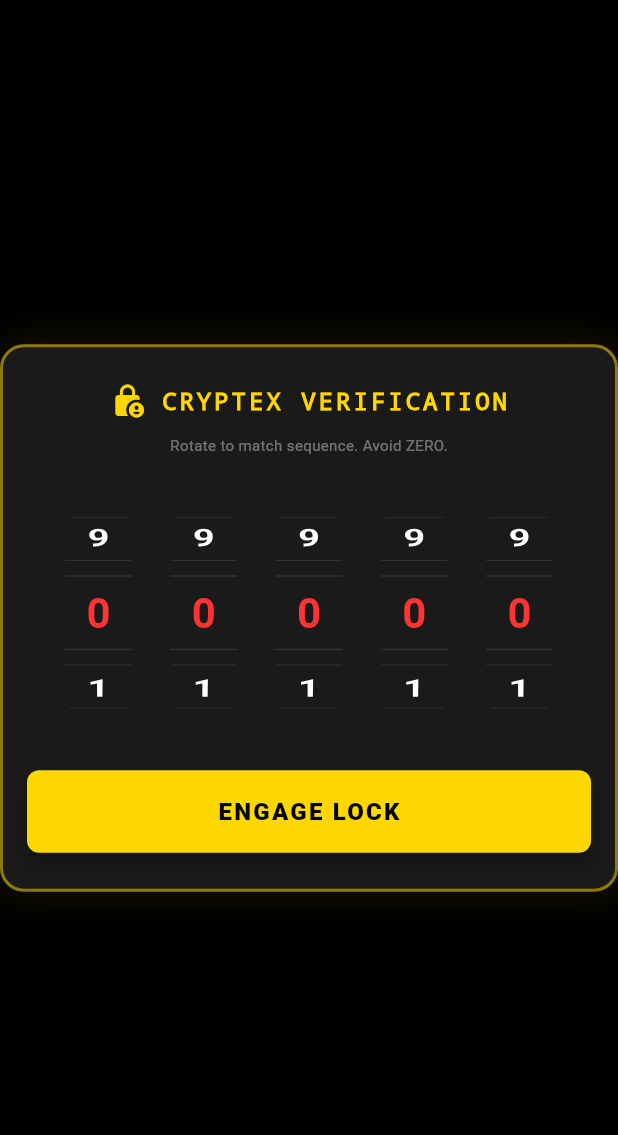
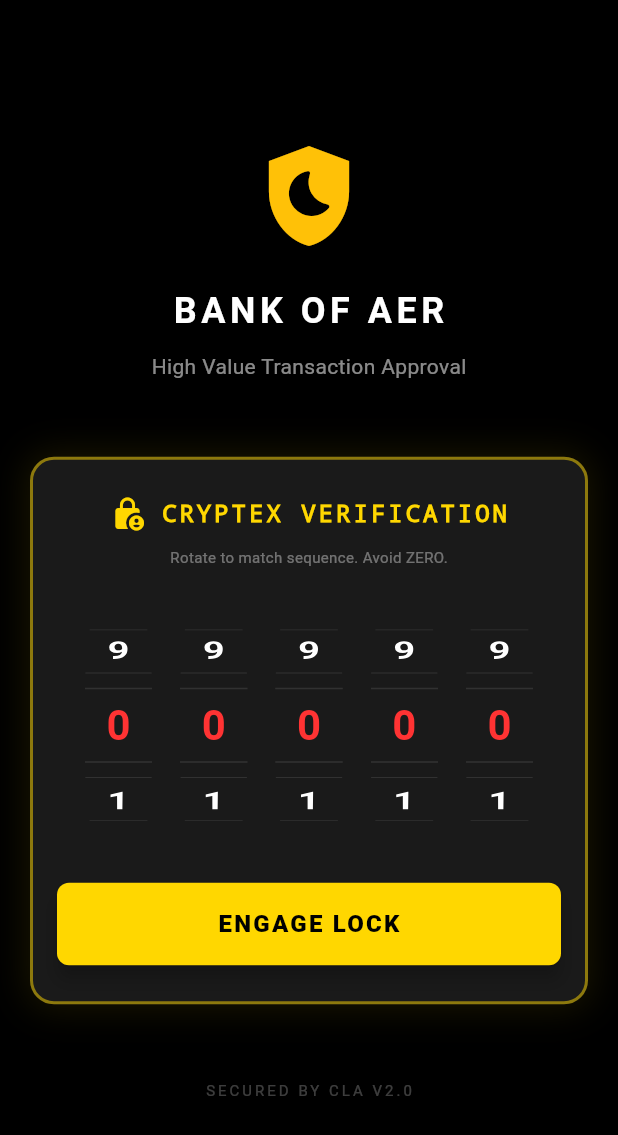
Before and after one commit to aerevo/CryptexAer, a Flutter app: the screen it shows after launch, on a phone screen of 412 x 824 dp. Shown: the top 1135 px of the screen. Run offline on Flutter 3.47's test engine with Material 3 defaults, Android fonts, the phone set to English and light mode, and no system bars; our stand-ins replace sensors_plus.

Commit message:
Update main.dart

```diff
--- a/lib/main.dart
+++ b/lib/main.dart
@@ -12,23 +12,80 @@ class MyApp extends StatelessWidget {
   Widget build(BuildContext context) {
     return MaterialApp(
       debugShowCheckedModeBanner: false,
+      theme: ThemeData.dark().copyWith(
+        scaffoldBackgroundColor: const Color(0xFF121212),
+        colorScheme: const ColorScheme.dark(
+          primary: Color(0xFFFFD700), // Emas
+          secondary: Color(0xFF00E676), // Hijau Neon
+        ),
+      ),
       home: Scaffold(
         backgroundColor: Colors.black,
         body: Center(
-          child: CryptexLock(
-            amount: 8000, // contoh transaksi
-            controller: ClaController(
-              ClaConfig(
-                secret: const [1, 7, 3, 9, 2, 8, 4, 6],
-                minSolveTime: const Duration(seconds: 2),
-                minShake: 0.15,
-                jamCooldown: const Duration(seconds: 120),
-                thresholdAmount: 5000,
-              ),
+          child: SingleChildScrollView(
+            child: Column(
+              mainAxisAlignment: MainAxisAlignment.center,
+              children: [
+                // Tajuk Demo
+                const Icon(Icons.shield_moon, size: 80, color: Colors.amber),
+                const SizedBox(height: 20),
+                const Text(
+                  'BANK OF AER',
+                  style: TextStyle(
+                    color: Colors.white,
+                    fontSize: 24,
+                    fontWeight: FontWeight.bold,
+                    letterSpacing: 3.0,
+                  ),
+                ),
+                const SizedBox(height: 10),
+                const Text(
+                  'High Value Transaction Approval',
+                  style: TextStyle(color: Colors.white54),
+                ),
+                const SizedBox(height: 50),
+
+                // WIDGET CRYPTEX LOCK (INTEGRASI PENUH)
+                Padding(
+                  padding: const EdgeInsets.symmetric(horizontal: 20.0),
+                  child: CryptexLock(
+                    amount: 8000, // Transaksi melebihi threshold
+                    controller: ClaController(
+                      const ClaConfig(
+                        // PENTING: Mesti 5 digit sahaja untuk V2.0 (5-Wheel)
+                        // PENTING: Jangan guna '0' dalam rahsia, '0' adalah perangkap!
+                        secret: [1, 7, 3, 9, 2],
+
+                        minSolveTime: Duration(seconds: 2), // Anti-Bot Timer
+                        minShake: 0.20, // Sensitiviti gegaran (Dinaikkan sedikit)
+                        jamCooldown: Duration(seconds: 60), // Tempoh denda
+                        thresholdAmount: 5000, // Had aktif
+                      ),
+                    ),
+                    onSuccess: () {
+                      debugPrint('CRYPTEX: ACCESS GRANTED');
+                      // Simulasi navigasi ke skrin berjaya
+                    },
+                    onFail: () {
+                      debugPrint('CRYPTEX: WRONG COMBINATION');
+                    },
+                    onJammed: () {
+                      debugPrint('CRYPTEX: BOT DETECTED - SYSTEM JAMMED');
+                    },
+                  ),
+                ),
+
+                const SizedBox(height: 50),
+                const Text(
+                  'SECURED BY CLA V2.0',
+                  style: TextStyle(
+                    color: Colors.white24,
+                    fontSize: 10,
+                    letterSpacing: 2.0
+                  ),
+                ),
+              ],
             ),
-            onSuccess: () => debugPrint('UNLOCK SUCCESS'),
-            onFail: () => debugPrint('UNLOCK FAIL'),
-            onJammed: () => debugPrint('SYSTEM JAMMED'),
           ),
         ),
       ),
```
